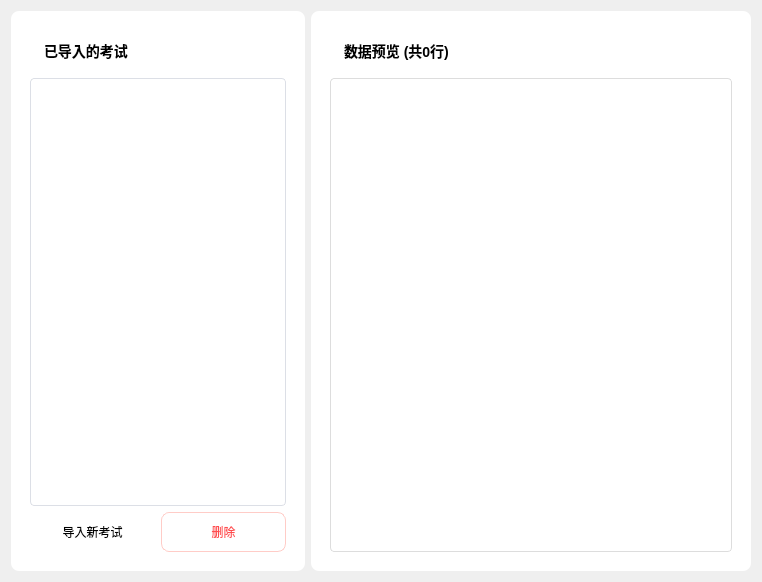
Before: the Qt Designer form ui_page/page_one.ui in fengyec2/StudentGradeTracker, drawn with Qt 5.
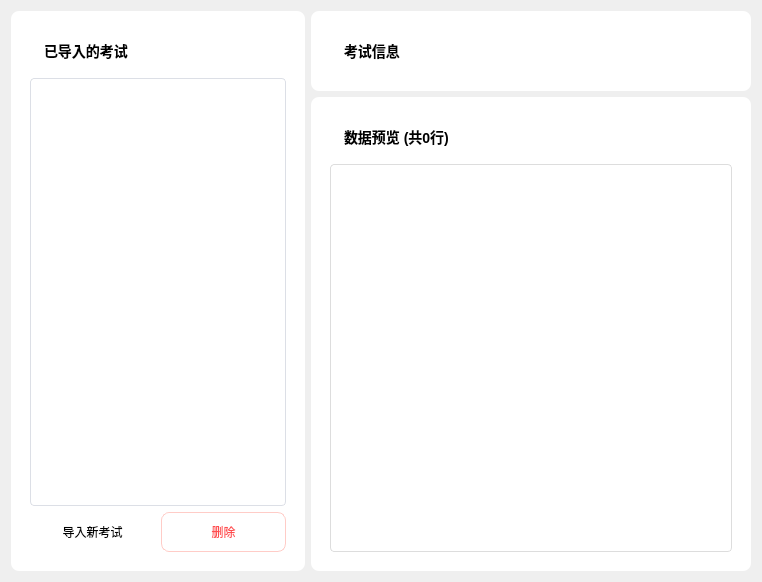
After: the same form once the commit is applied. Icons and pictures are not drawn. Custom widgets are drawn as their Qt base class.

```diff
--- a/ui_page/page_one.ui
+++ b/ui_page/page_one.ui
@@ -109,6 +109,31 @@
     </widget>
    </item>
    <item>
+    <layout class="QVBoxLayout" name="verticalLayout">
+     <item>
+      <widget class="QFrame" name="upperRightPanel">
+       <property name="styleSheet">
+        <string notr="true">
+        background-color: white;
+        border-radius: 8px;
+        padding: 10px;
+      </string>
+       </property>
+       <layout class="QVBoxLayout" name="rightLayout_2">
+        <item>
+         <widget class="QLabel" name="labelPreview_2">
+          <property name="styleSheet">
+           <string notr="true">font-weight: bold; font-size: 14px;</string>
+          </property>
+          <property name="text">
+           <string>考试信息</string>
+          </property>
+         </widget>
+        </item>
+       </layout>
+      </widget>
+     </item>
+     <item>
     <widget class="QFrame" name="rightPanel">
      <property name="styleSheet">
       <string notr="true">
@@ -141,6 +166,8 @@
              background-color: #f7f7f7;
              padding: 5px;
              border: none;
+             min-height: 40px;  /* 显式设置高度 */
+             min-width: 40px;  /* 显式设置宽度 */
            }
          </string>
         </property>
@@ -151,6 +178,8 @@
       </item>
      </layout>
     </widget>
+     </item>
+    </layout>
    </item>
   </layout>
  </widget>
```
Lines whose indentation alone changed are shown as unchanged.
